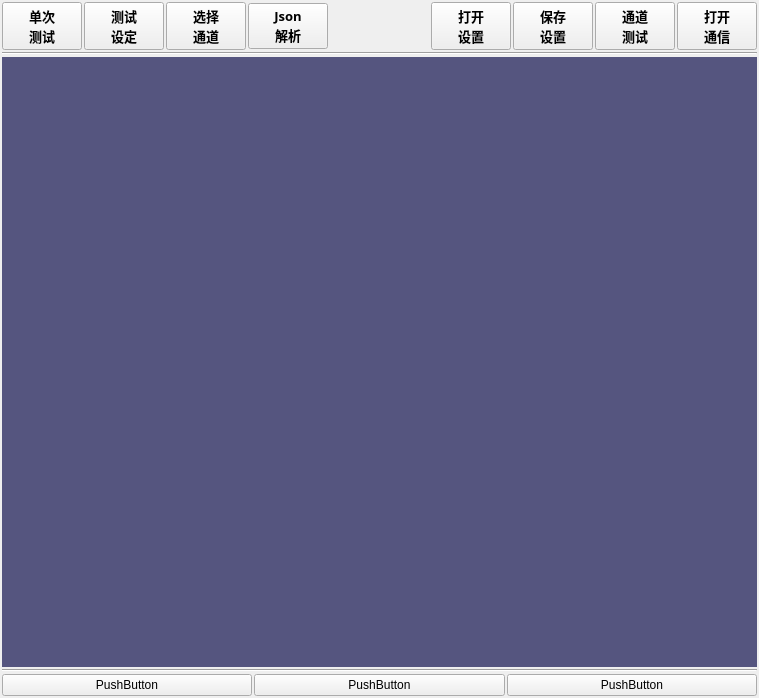
Qt form MulitChannalBox/clsMultiChannaeBox.ui (caicaiking/WKEFactoryView2014) before a commit.
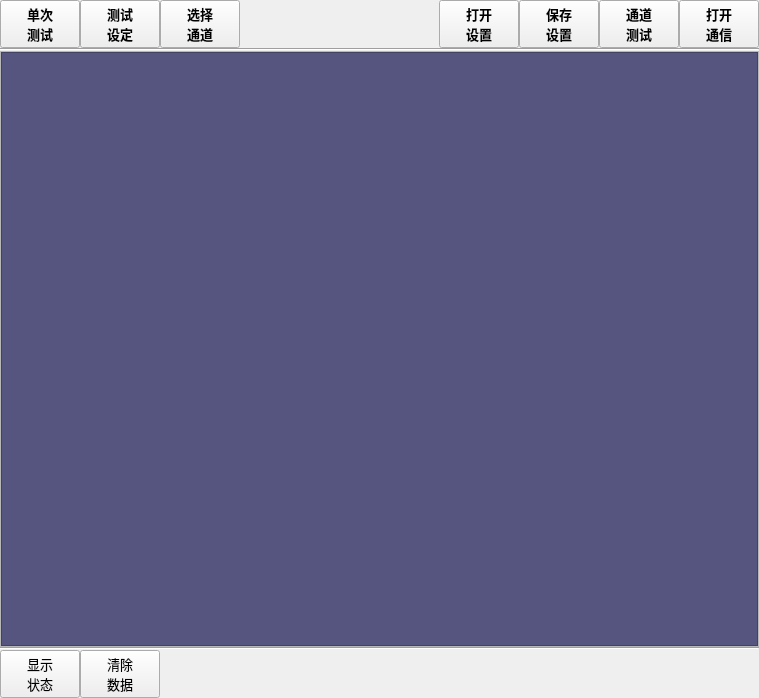
The same form after that commit. Icons and pictures are not drawn.

Commit message: 完善了Multi Box的显示部分

Diff of the .ui file:
```diff
--- a/MulitChannalBox/clsMultiChannaeBox.ui
+++ b/MulitChannalBox/clsMultiChannaeBox.ui
@@ -21,21 +21,21 @@
 }</string>
   </property>
   <widget class="QWidget" name="centralwidget">
-   <layout class="QVBoxLayout" name="verticalLayout" stretch="0,0,10,0,0">
+   <layout class="QVBoxLayout" name="verticalLayout">
     <property name="spacing">
-     <number>2</number>
+     <number>0</number>
     </property>
     <property name="leftMargin">
-     <number>2</number>
+     <number>0</number>
     </property>
     <property name="topMargin">
-     <number>2</number>
+     <number>0</number>
     </property>
     <property name="rightMargin">
-     <number>2</number>
+     <number>0</number>
     </property>
     <property name="bottomMargin">
-     <number>2</number>
+     <number>0</number>
     </property>
     <item>
      <layout class="QHBoxLayout" name="horizontalLayout">
@@ -135,38 +135,6 @@
         </property>
        </widget>
       </item>
-      <item>
-       <widget class="QPushButton" name="btnSelectChennal_2">
-        <property name="minimumSize">
-         <size>
-          <width>0</width>
-          <height>40</height>
-         </size>
-        </property>
-        <property name="font">
-         <font>
-          <family>楷体</family>
-          <pointsize>10</pointsize>
-          <weight>75</weight>
-          <bold>true</bold>
-         </font>
-        </property>
-        <property name="text">
-         <string>Json
-解析</string>
-        </property>
-        <property name="icon">
-         <iconset resource="../recFile/myRes.qrc">
-          <normaloff>:/Icons/chennal.png</normaloff>:/Icons/chennal.png</iconset>
-        </property>
-        <property name="iconSize">
-         <size>
-          <width>20</width>
-          <height>20</height>
-         </size>
-        </property>
-       </widget>
-      </item>
       <item>
        <spacer name="horizontalSpacer">
         <property name="orientation">
@@ -318,28 +286,116 @@
      </widget>
     </item>
     <item>
-     <widget class="QWidget" name="displayWidget" native="true">
-      <property name="minimumSize">
-       <size>
-        <width>640</width>
-        <height>480</height>
-       </size>
+     <widget class="QScrollArea" name="scrollArea">
+      <property name="widgetResizable">
+       <bool>true</bool>
       </property>
-      <property name="maximumSize">
-       <size>
-        <width>64000</width>
-        <height>48000</height>
-       </size>
-      </property>
-      <property name="font">
-       <font>
-        <family>楷体</family>
-        <pointsize>12</pointsize>
-       </font>
-      </property>
-      <property name="styleSheet">
-       <string notr="true">background-color: rgb(85, 85, 127);</string>
-      </property>
+      <widget class="QWidget" name="scrollAreaWidgetContents_2">
+       <property name="geometry">
+        <rect>
+         <x>0</x>
+         <y>0</y>
+         <width>757</width>
+         <height>587</height>
+        </rect>
+       </property>
+       <layout class="QVBoxLayout" name="verticalLayout_2">
+        <property name="spacing">
+         <number>0</number>
+        </property>
+        <property name="leftMargin">
+         <number>0</number>
+        </property>
+        <property name="topMargin">
+         <number>0</number>
+        </property>
+        <property name="rightMargin">
+         <number>0</number>
+        </property>
+        <property name="bottomMargin">
+         <number>0</number>
+        </property>
+        <item>
+         <widget class="QWidget" name="displayWidget" native="true">
+          <property name="minimumSize">
+           <size>
+            <width>640</width>
+            <height>480</height>
+           </size>
+          </property>
+          <property name="maximumSize">
+           <size>
+            <width>64000</width>
+            <height>48000</height>
+           </size>
+          </property>
+          <property name="font">
+           <font>
+            <family>楷体</family>
+            <pointsize>12</pointsize>
+           </font>
+          </property>
+          <property name="styleSheet">
+           <string notr="true">background-color: rgb(85, 85, 127);</string>
+          </property>
+          <layout class="QVBoxLayout" name="verticalLayout_3">
+           <property name="spacing">
+            <number>0</number>
+           </property>
+           <property name="leftMargin">
+            <number>0</number>
+           </property>
+           <property name="topMargin">
+            <number>0</number>
+           </property>
+           <property name="rightMargin">
+            <number>0</number>
+           </property>
+           <property name="bottomMargin">
+            <number>0</number>
+           </property>
+           <item>
+            <widget class="QTableWidget" name="tableWidget">
+             <property name="sizeAdjustPolicy">
+              <enum>QAbstractScrollArea::AdjustIgnored</enum>
+             </property>
+             <property name="selectionMode">
+              <enum>QAbstractItemView::NoSelection</enum>
+             </property>
+             <property name="showGrid">
+              <bool>false</bool>
+             </property>
+             <property name="rowCount">
+              <number>5</number>
+             </property>
+             <property name="columnCount">
+              <number>4</number>
+             </property>
+             <attribute name="horizontalHeaderVisible">
+              <bool>false</bool>
+             </attribute>
+             <attribute name="horizontalHeaderStretchLastSection">
+              <bool>false</bool>
+             </attribute>
+             <attribute name="verticalHeaderVisible">
+              <bool>false</bool>
+             </attribute>
+             <row/>
+             <row/>
+             <row/>
+             <row/>
+             <row/>
+             <column/>
+             <column/>
+             <column/>
+             <column/>
+            </widget>
+           </item>
+          </layout>
+         </widget>
+        </item>
+       </layout>
+      </widget>
      </widget>
     </item>
     <item>
@@ -352,25 +408,80 @@
     <item>
      <layout class="QHBoxLayout" name="horizontalLayout_2">
       <item>
-       <widget class="QPushButton" name="pushButton">
+       <widget class="QPushButton" name="btnShowTestStatus">
+        <property name="font">
+         <font>
+          <family>楷体</family>
+          <pointsize>10</pointsize>
+         </font>
+        </property>
+        <property name="toolTip">
+         <string>&lt;html&gt;&lt;head/&gt;&lt;body&gt;&lt;p&gt;快捷键 &lt;span style=&quot; font-weight:600;&quot;&gt;F2&lt;/span&gt;&lt;/p&gt;&lt;/body&gt;&lt;/html&gt;</string>
+        </property>
         <property name="text">
-         <string>PushButton</string>
+         <string>显示
+状态</string>
         </property>
+        <property name="icon">
+         <iconset resource="../recFile/myRes.qrc">
+          <normaloff>:/Icons/data.png</normaloff>:/Icons/data.png</iconset>
+        </property>
+        <property name="iconSize">
+         <size>
+          <width>20</width>
+          <height>20</height>
+         </size>
+        </property>
+        <property name="shortcut">
+         <string>F2</string>
+        </property>
+        <property name="checkable">
+         <bool>true</bool>
+        </property>
        </widget>
       </item>
       <item>
-       <widget class="QPushButton" name="pushButton_2">
+       <widget class="QPushButton" name="btnClearAllData">
+        <property name="font">
+         <font>
+          <family>楷体</family>
+          <pointsize>10</pointsize>
+         </font>
+        </property>
+        <property name="toolTip">
+         <string>&lt;html&gt;&lt;head/&gt;&lt;body&gt;&lt;p&gt;快捷键 &lt;span style=&quot; font-weight:600;&quot;&gt;F3&lt;/span&gt;&lt;/p&gt;&lt;/body&gt;&lt;/html&gt;</string>
+        </property>
         <property name="text">
-         <string>PushButton</string>
+         <string>清除
+数据</string>
         </property>
+        <property name="icon">
+         <iconset resource="../recFile/myRes.qrc">
+          <normaloff>:/Icons/delete.png</normaloff>:/Icons/delete.png</iconset>
+        </property>
+        <property name="iconSize">
+         <size>
+          <width>20</width>
+          <height>20</height>
+         </size>
+        </property>
+        <property name="shortcut">
+         <string>F3</string>
+        </property>
        </widget>
       </item>
       <item>
-       <widget class="QPushButton" name="pushButton_3">
-        <property name="text">
-         <string>PushButton</string>
+       <spacer name="horizontalSpacer_2">
+        <property name="orientation">
+         <enum>Qt::Horizontal</enum>
         </property>
-       </widget>
+        <property name="sizeHint" stdset="0">
+         <size>
+          <width>40</width>
+          <height>20</height>
+         </size>
+        </property>
+       </spacer>
       </item>
      </layout>
     </item>
```
The commit also changes 8 other files.
